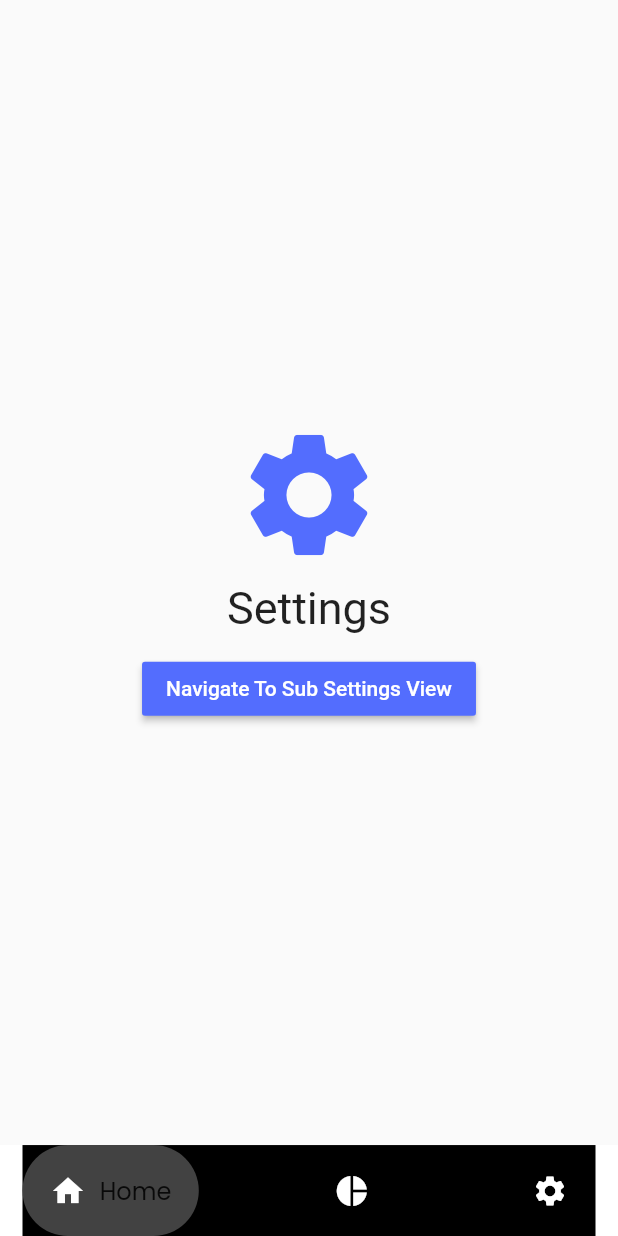
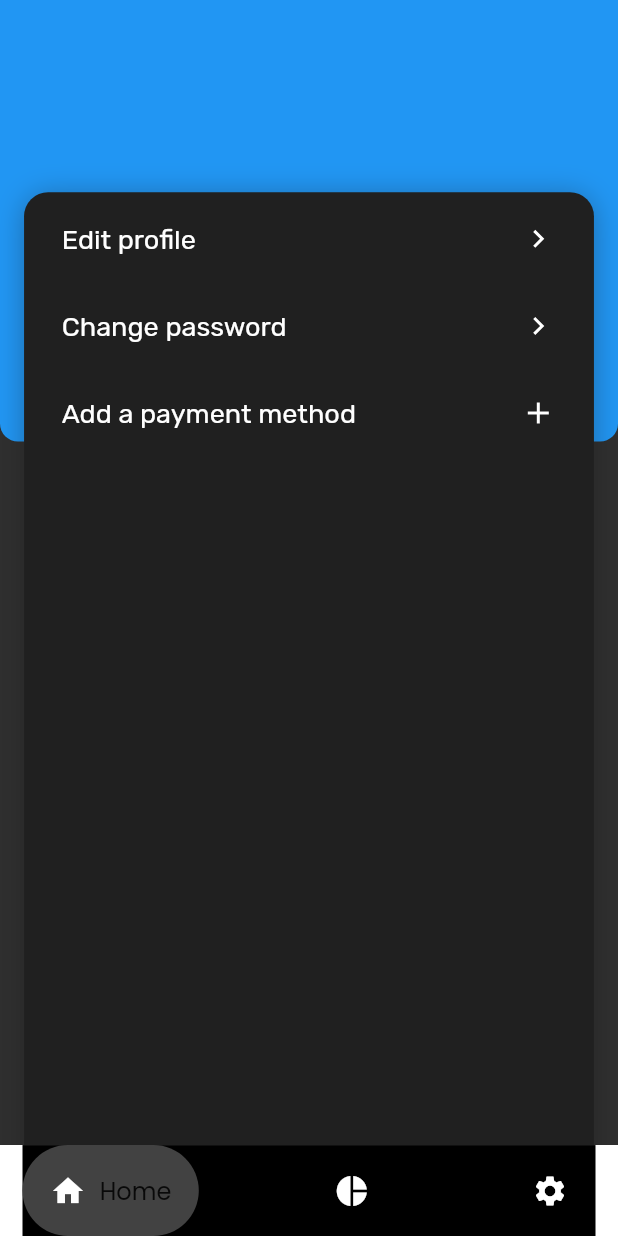
Before and after one commit to Trex1102/projectx, a Flutter app: the SettingsView screen opened by its route, on a phone screen of 412 x 824 dp. Run offline on Flutter 3.47's test engine with Material 2 defaults, Android fonts, the phone set to English and light mode, and no system bars; drawn by our look-alikes of google_nav_bar; our stand-ins replace bloc, dio, equatable, flutter_screenutil, flutter_secure_storage, flutter_svg and 2 more; accounts and stored records are empty; generated files the repository leaves out were written again.

Commit message:
added settings view

```diff
--- a/lib/src/features/settings/presentation/pages/settings_view.dart
+++ b/lib/src/features/settings/presentation/pages/settings_view.dart
@@ -1,5 +1,9 @@
 import 'package:flutter/material.dart';
+import 'package:flutter_screenutil/flutter_screenutil.dart';
 import 'package:go_router/go_router.dart';
+import 'package:google_fonts/google_fonts.dart';
+import 'package:flutter_svg/flutter_svg.dart';
+import 'package:projectx/src/features/settings/presentation/widgets/icon_text_row.dart';
 
 class SettingsView extends StatefulWidget {
   const SettingsView({super.key});
@@ -11,41 +15,75 @@ class SettingsView extends StatefulWidget {
 class _SettingsViewState extends State<SettingsView> {
   @override
   Widget build(BuildContext context) {
-    return Scaffold(
-      body: SizedBox(
+    ScreenUtil.init(context, designSize: const Size(411, 823));
+    return Container(
       width: double.infinity,
       height: double.infinity,
+      color: const Color(0xFF2F2F2F), // Use the specified background color
+      child: Stack(
+        children: <Widget>[
+          Positioned(
+            top: 0,
+            left: 0,
+            width: 411.w,
+            height: 294.h,
+            child: Container(
+              decoration: BoxDecoration(
+                borderRadius: BorderRadius.only(
+                  bottomLeft: Radius.circular(12.w),
+                  bottomRight: Radius.circular(12.w),
+                ),
+                color: Colors.blue, // Use the specified top background color
+              ),
+            ),
+          ),
+          // Add other widgets on top of the background here
+          Positioned(
+            top: 128.h,
+            left: 16.w, // Adjust left position as needed
+            child: SingleChildScrollView(
+              child: Container(
+                  width: 379.w,
+                  height: 911.h,
+                  decoration: BoxDecoration(
+                    borderRadius: BorderRadius.circular(16.w),
+                    color: const Color(0xFF202020),
+                    boxShadow: const [
+                      BoxShadow(
+                        color: Color.fromRGBO(19, 19, 19, 0.32),
+                        offset: Offset(0, 2),
+                        blurRadius: 16,
+                      ),
+                    ],
+                  ),
+                  child: Padding(
+                    padding: EdgeInsets.only(left: 25.w, right: 25.w),
                     child: Column(
-          mainAxisAlignment: MainAxisAlignment.center,
+                      mainAxisAlignment: MainAxisAlignment.start,
+                      crossAxisAlignment: CrossAxisAlignment.start,
                       children: [
-            const Icon(
-              Icons.settings,
-              color: Colors.indigoAccent,
-              size: 100,
+                        SizedBox(height: 19.h),
+                        Row(
+
                         ),
-            const SizedBox(
-              height: 8,
+                        IconTextRow(text: 'Edit profile', iconPath: 'assets/icons/right_arrow.svg', onTap: (){
+                          //
+                        }),
+                        SizedBox(height: 34.h),
+                        IconTextRow(text: 'Change password', iconPath: 'assets/icons/right_arrow.svg', onTap: (){
+                          //
+                        }),
+                        SizedBox(height: 34.h),
+                        IconTextRow(text: 'Add a payment method', iconPath: 'assets/icons/plus.svg', onTap: (){
+                          //
+                        }),
+                      ],
                     ),
-            const Text(
-              "Settings",
-              style: TextStyle(fontSize: 30),
-            ),
-            const SizedBox(
-              height: 12,
-            ),
-            MaterialButton(
-              color: Colors.indigoAccent,
-              onPressed: () {
-                context.goNamed("editProfile");
-              },
-              child: const Text(
-                "Navigate To Sub Settings View",
-                style: TextStyle(color: Colors.white),
+                  )),
             ),
           ),
         ],
       ),
-      ),
     );
   }
 }
--- /dev/null
+++ b/lib/src/features/settings/presentation/widgets/icon_text_row.dart
@@ -0,0 +1,46 @@
+import 'package:flutter/material.dart';
+import 'package:flutter_screenutil/flutter_screenutil.dart';
+import 'package:flutter_svg/flutter_svg.dart';
+import 'package:google_fonts/google_fonts.dart';
+
+class IconTextRow extends StatelessWidget {
+  final String text;
+  final String iconPath;
+  final Function onTap;
+
+  IconTextRow({
+    required this.text,
+    required this.iconPath,
+    required this.onTap,
+  });
+
+  @override
+  Widget build(BuildContext context) {
+    return Row(
+      children: [
+        Text(
+          text,
+          style: GoogleFonts.rubik(
+            textStyle: TextStyle(
+              fontSize: ScreenUtil().setSp(18),
+              color: Colors.white.withOpacity(1),
+              fontWeight: FontWeight.w400,
+            ),
+          ),
+        ),
+        const Spacer(),
+        InkWell(
+          onTap: () {
+            onTap();
+                    },
+          child: SvgPicture.asset(
+            iconPath,
+            color: Colors.white.withOpacity(1),
+            height: 24.h,
+            width: 24.w,
+          ),
+        ),
+      ],
+    );
+  }
+}
```
Also changed, not shown: assets/icons/plus.svg (added), assets/icons/right_arrow.svg (added). Lines whose indentation alone changed are shown as unchanged.
